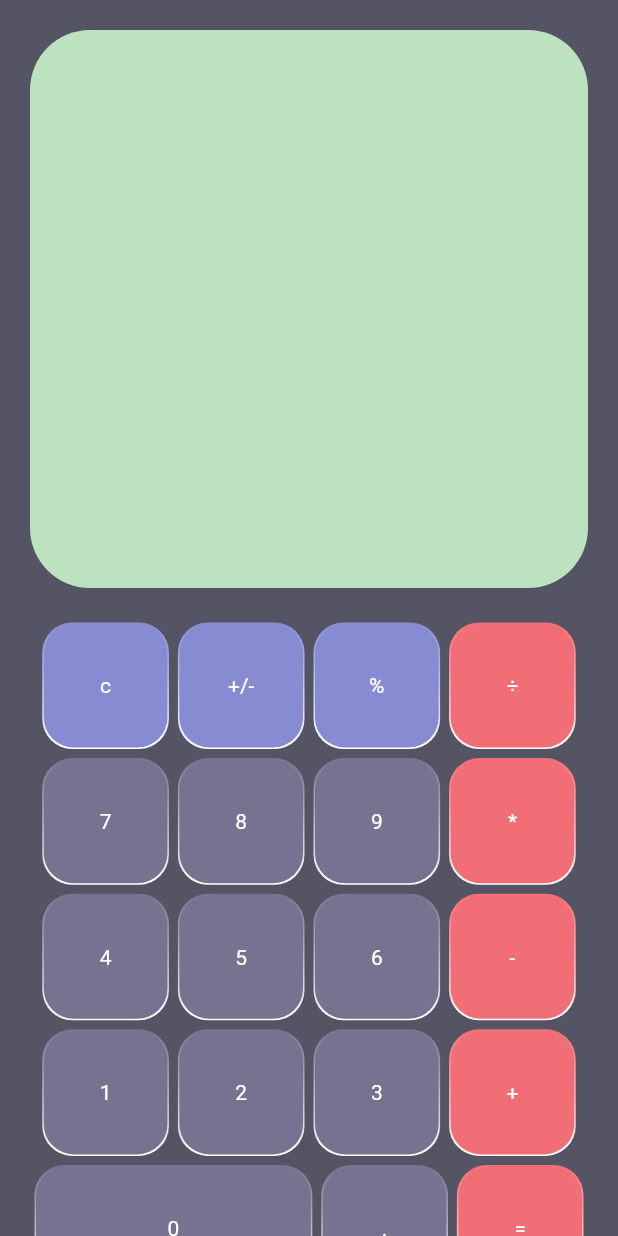
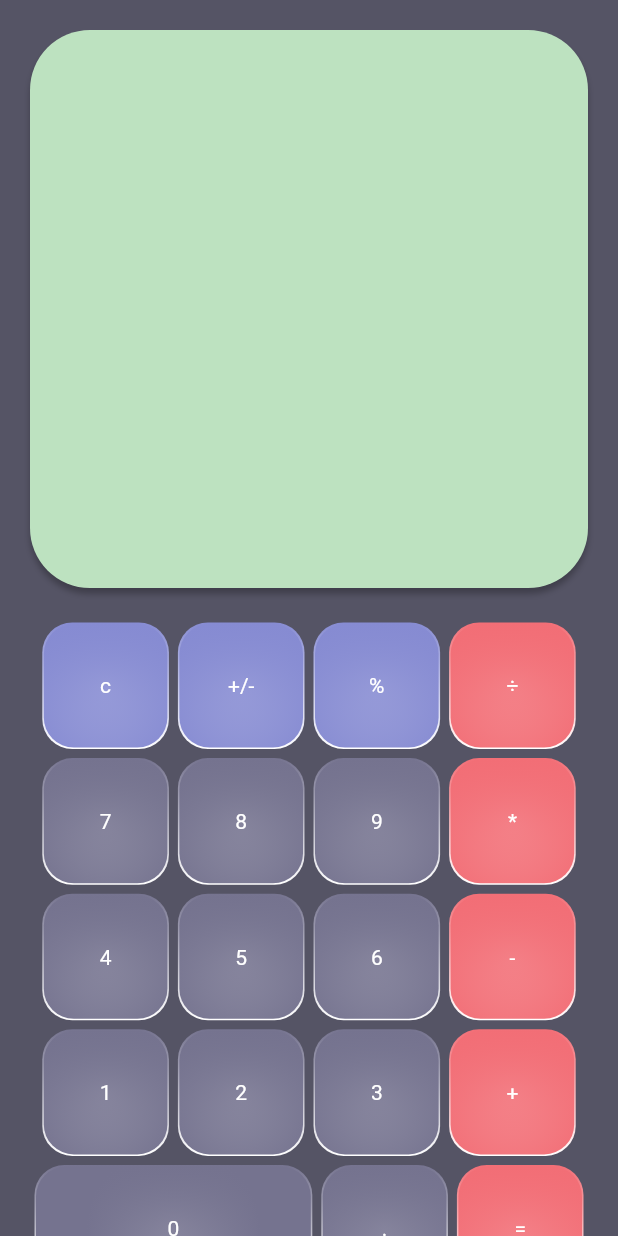
Before and after one commit to Mailanchy/Calculator, a Flutter app: the screen it shows after launch, on a phone screen of 412 x 824 dp. Run offline on Flutter 3.47's test engine with Material 2 defaults, Android fonts, the phone set to English and light mode, and no system bars.

Commit message:
appearance to the keys

```diff
--- a/lib/main.dart
+++ b/lib/main.dart
@@ -1,3 +1,5 @@
+import 'dart:ui';
+
 import 'package:flutter/material.dart';
 
 void main() {
@@ -27,6 +29,13 @@
                   child: Container(
                     height: MediaQuery.of(context).size.width - 40,
                     decoration: BoxDecoration(
+                      boxShadow: const [
+                        BoxShadow(
+                          color: Colors.black26,
+                          blurRadius: 3.0,
+                          offset: Offset(0, 4),
+                        )
+                      ],
                       borderRadius: BorderRadius.circular(40),
                       color: const Color(0xFFBDE2C0),
                     ),
@@ -76,9 +85,7 @@
                     Row(
                       mainAxisAlignment: MainAxisAlignment.center,
                       children: [
-                        Expanded(
-                            child:
-                                NumTiles(c: Color(0xFF75738F), s: "0")),
+                        Expanded(child: NumTiles(c: Color(0xFF75738F), s: "0")),
                         NumTiles(c: Color(0xFF75738F), s: "."),
                         NumTiles(c: Color(0xFFF26E76), s: "="),
                       ],
@@ -104,6 +111,7 @@
   Widget build(BuildContext context) {
     return Padding(
       padding: const EdgeInsets.all(3.0),
+      child: GestureDetector(
         child: Container(
           decoration: BoxDecoration(
             gradient: LinearGradient(
@@ -118,6 +126,10 @@
               width: MediaQuery.of(context).size.width / 5,
               height: MediaQuery.of(context).size.width / 5,
               decoration: BoxDecoration(
+                gradient: RadialGradient(
+                  colors: [c.withAlpha(197), c],
+                  radius: 0.7,
+                ),
                 borderRadius: BorderRadius.circular(20),
                 color: c,
               ),
@@ -130,6 +142,7 @@
             ),
           ),
         ),
+      ),
     );
   }
 }
```
Lines whose indentation alone changed are shown as unchanged.
